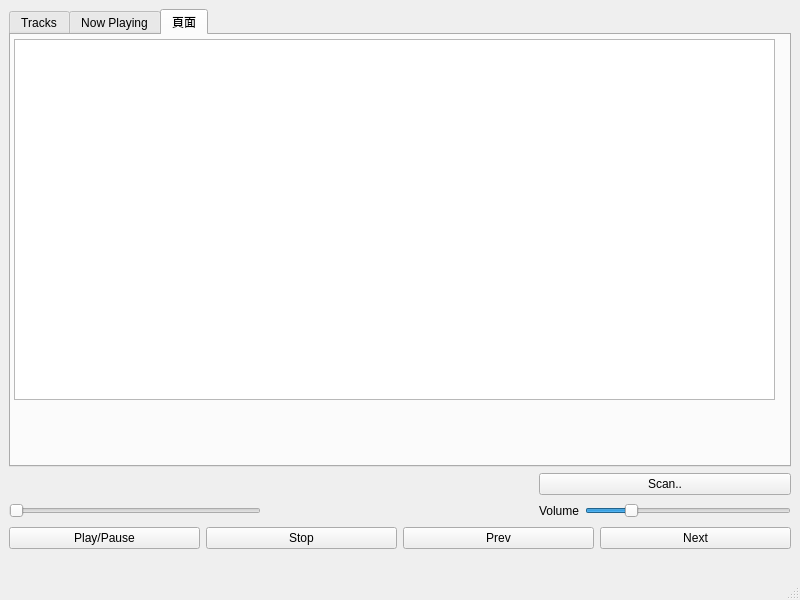
Above: mp3player.ui from shaunHsu/qtTeam6 before the change. Below: the same form after it.
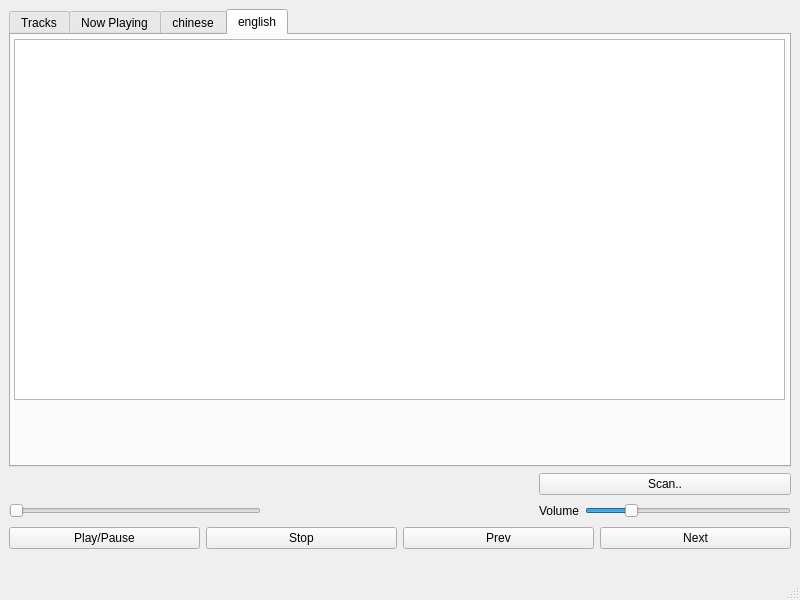
That is the form after the change.

```diff
--- a/mp3player.ui
+++ b/mp3player.ui
@@ -133,7 +133,7 @@
          </sizepolicy>
         </property>
         <property name="currentIndex">
-         <number>2</number>
+         <number>3</number>
         </property>
         <widget class="QWidget" name="Tab1">
          <property name="sizePolicy">
@@ -183,7 +183,7 @@
         </widget>
         <widget class="QWidget" name="tab">
          <attribute name="title">
-          <string>頁面</string>
+          <string>chinese</string>
          </attribute>
          <widget class="QTextEdit" name="musicpage">
           <property name="geometry">
@@ -196,6 +196,21 @@
           </property>
          </widget>
         </widget>
+        <widget class="QWidget" name="tab_2">
+         <attribute name="title">
+          <string>english</string>
+         </attribute>
+         <widget class="QTextEdit" name="musicpageEn">
+          <property name="geometry">
+           <rect>
+            <x>3</x>
+            <y>4</y>
+            <width>771</width>
+            <height>361</height>
+           </rect>
+          </property>
+         </widget>
+        </widget>
        </widget>
       </item>
      </layout>
```
Left out of the diff: 48 changed lines with no effect on the pictures.
